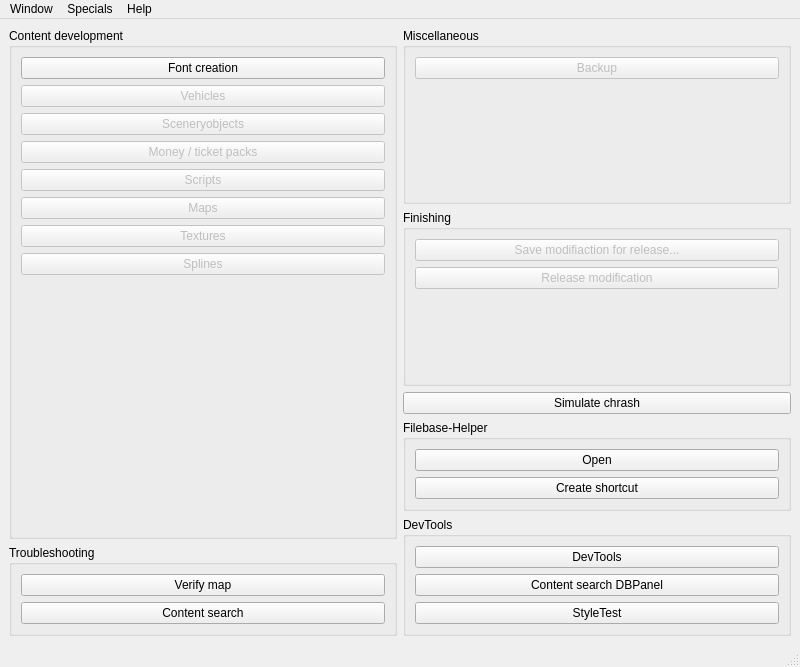
Old version of the form wstart.ui in the repository pietr26/OMSI-Tools.
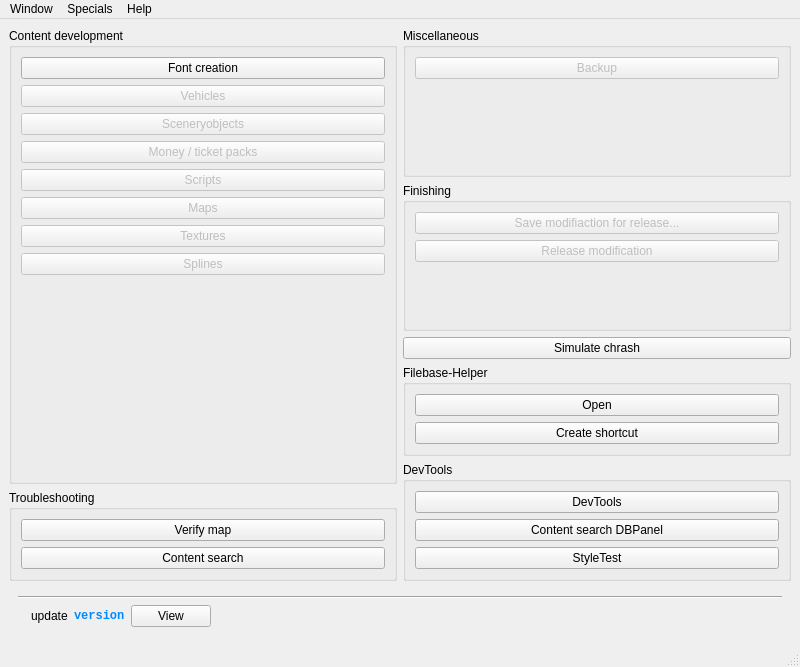
New version of the form. Icons and pictures are not drawn.

Diff of the .ui file:
```diff
--- a/wstart.ui
+++ b/wstart.ui
@@ -449,6 +449,89 @@
       </item>
      </layout>
     </item>
+    <item>
+     <widget class="QWidget" name="wdgUpdate" native="true">
+      <layout class="QVBoxLayout" name="verticalLayout_11">
+       <item>
+        <widget class="Line" name="line">
+         <property name="orientation">
+          <enum>Qt::Horizontal</enum>
+         </property>
+        </widget>
+       </item>
+       <item>
+        <layout class="QVBoxLayout" name="verticalLayout_10">
+         <item>
+          <layout class="QHBoxLayout" name="horizontalLayout">
+           <item>
+            <widget class="QLabel" name="lblUpdateIcon">
+             <property name="maximumSize">
+              <size>
+               <width>27</width>
+               <height>27</height>
+              </size>
+             </property>
+             <property name="text">
+              <string/>
+             </property>
+             <property name="pixmap">
+              <pixmap resource="ressources.qrc">:/rec/data/icons/iconDownload_blue.svg</pixmap>
+             </property>
+             <property name="scaledContents">
+              <bool>true</bool>
+             </property>
+            </widget>
+           </item>
+           <item>
+            <widget class="QLabel" name="lblUpdate">
+             <property name="text">
+              <string notr="true">update</string>
+             </property>
+            </widget>
+           </item>
+           <item>
+            <widget class="QLabel" name="lblUpdateVersion">
+             <property name="font">
+              <font>
+               <family>Consolas</family>
+               <bold>true</bold>
+              </font>
+             </property>
+             <property name="styleSheet">
+              <string notr="true">color: #008AFF</string>
+             </property>
+             <property name="text">
+              <string notr="true">version</string>
+             </property>
+            </widget>
+           </item>
+           <item>
+            <widget class="QPushButton" name="btnView">
+             <property name="text">
+              <string>View</string>
+             </property>
+            </widget>
+           </item>
+           <item>
+            <spacer name="horizontalSpacer">
+             <property name="orientation">
+              <enum>Qt::Horizontal</enum>
+             </property>
+             <property name="sizeHint" stdset="0">
+              <size>
+               <width>40</width>
+               <height>20</height>
+              </size>
+             </property>
+            </spacer>
+           </item>
+          </layout>
+         </item>
+        </layout>
+       </item>
+      </layout>
+     </widget>
+    </item>
    </layout>
   </widget>
   <widget class="QMenuBar" name="menubar">
```
